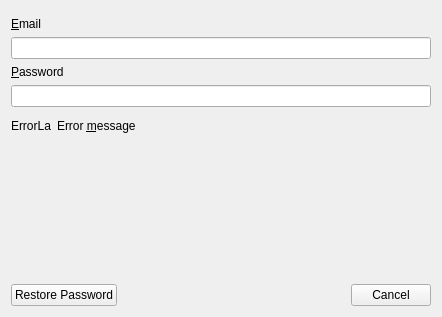
Old version of the form src/bin/scenarist-desktop/UserInterfaceLayer/Account/LoginDialog.ui in the repository dimkanovikov/KITScenarist.
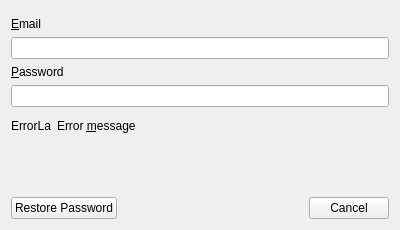
New version of the form. Custom widgets are drawn as their Qt base class.

Commit message: Fix login dialog width

What changed in the file:
```diff
--- a/src/bin/scenarist-desktop/UserInterfaceLayer/Account/LoginDialog.ui
+++ b/src/bin/scenarist-desktop/UserInterfaceLayer/Account/LoginDialog.ui
@@ -6,8 +6,8 @@
    <rect>
     <x>0</x>
     <y>0</y>
-    <width>442</width>
-    <height>317</height>
+    <width>400</width>
+    <height>230</height>
    </rect>
   </property>
   <property name="sizePolicy">
@@ -18,7 +18,7 @@
   </property>
   <property name="minimumSize">
    <size>
-    <width>0</width>
+    <width>400</width>
     <height>230</height>
    </size>
   </property>
```
Left out of the diff: 2 changed lines with no effect on the pictures.
